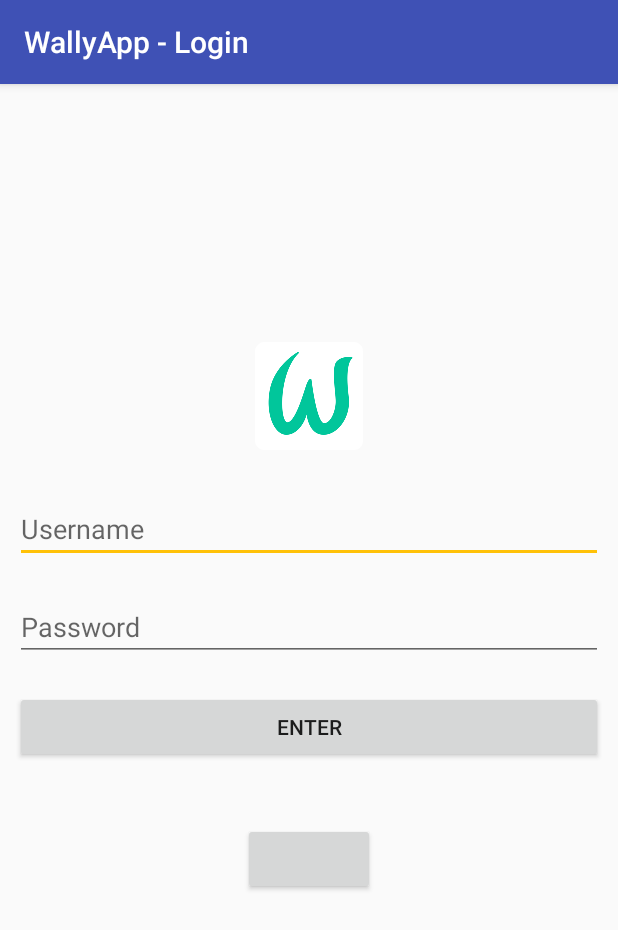
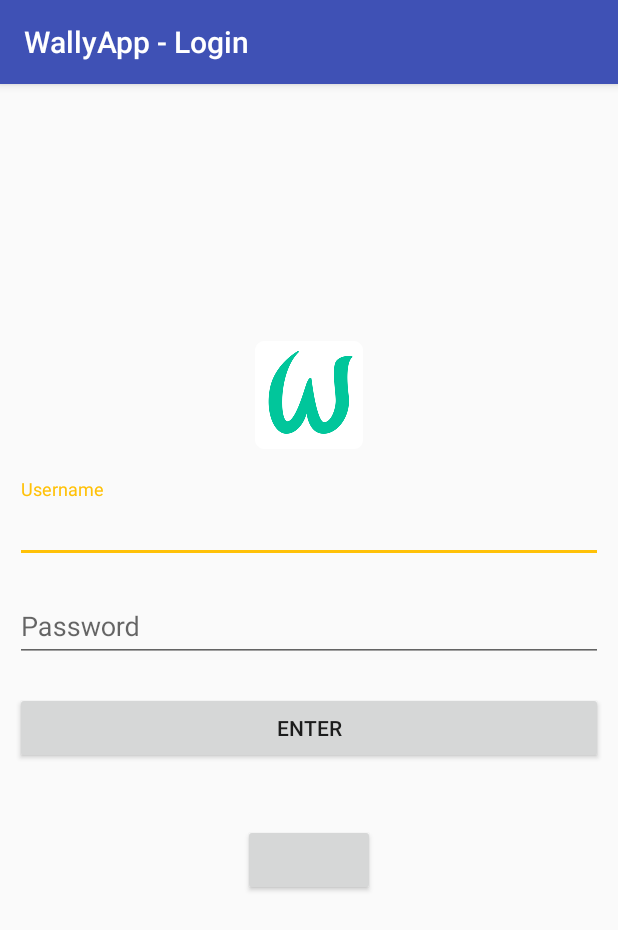
Before and after one commit to xjkwak/wallyapp, an Android app: the screen it shows after launch (LoginActivity), on a phone screen of 412 x 824 dp. Shown: the top 930 px of the screen. Run offline under Robolectric (Android 15) with nearby library versions, the phone set to English and light mode, and no system bars; libraries missing offline, so code that uses them is left out: com.facebook, com.facebook.login; plain views replace LoginButton; network calls fail; 4 statements that could not run were skipped.

Commit message:
TextInputLayout are being used

```diff
--- a/app/src/main/res/layout/activity_login.xml
+++ b/app/src/main/res/layout/activity_login.xml
@@ -16,6 +16,9 @@
         android:paddingBottom="20dp"
         app:srcCompat="@mipmap/ic_launcher" />
 
+    <android.support.design.widget.TextInputLayout
+        android:layout_width="match_parent"
+        android:layout_height="wrap_content">
         <EditText
             android:id="@+id/username"
             android:layout_width="match_parent"
@@ -23,7 +26,12 @@
             android:layout_margin="10dp"
             android:hint="@string/username"
             android:inputType="textPersonName" />
+    </android.support.design.widget.TextInputLayout>
 
+
+    <android.support.design.widget.TextInputLayout
+        android:layout_width="match_parent"
+        android:layout_height="wrap_content">
         <EditText
             android:id="@+id/password"
             android:layout_width="match_parent"
@@ -31,6 +39,7 @@
             android:layout_margin="10dp"
             android:hint="@string/password"
             android:inputType="textPassword" />
+    </android.support.design.widget.TextInputLayout>
 
     <Button
         android:id="@+id/button"
```
Lines whose indentation alone changed are shown as unchanged.
